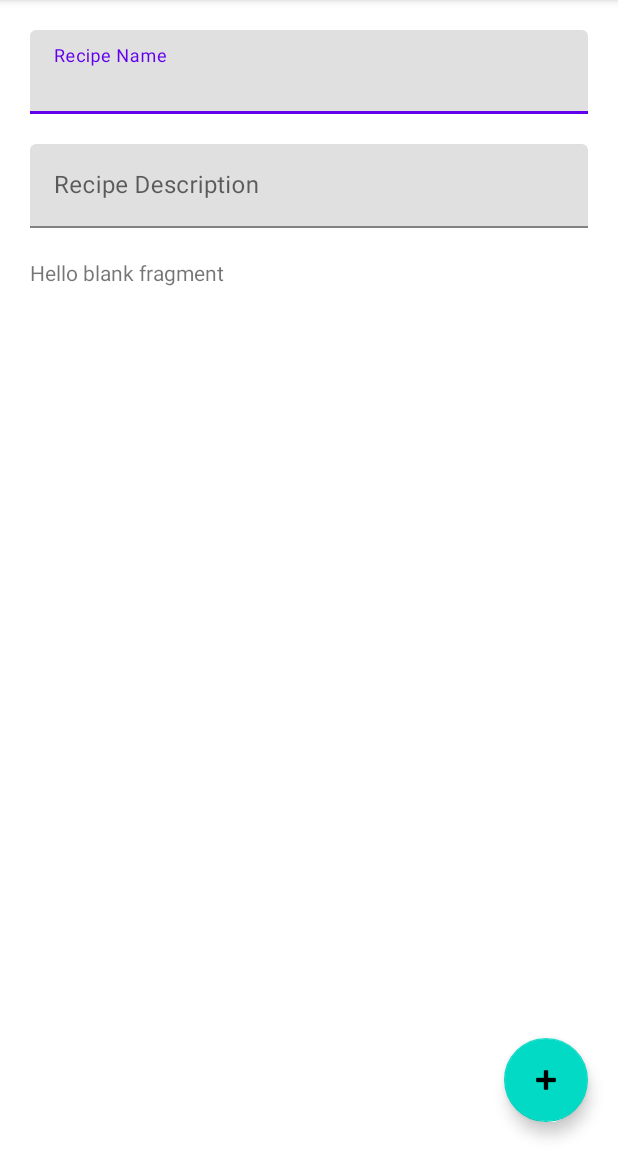
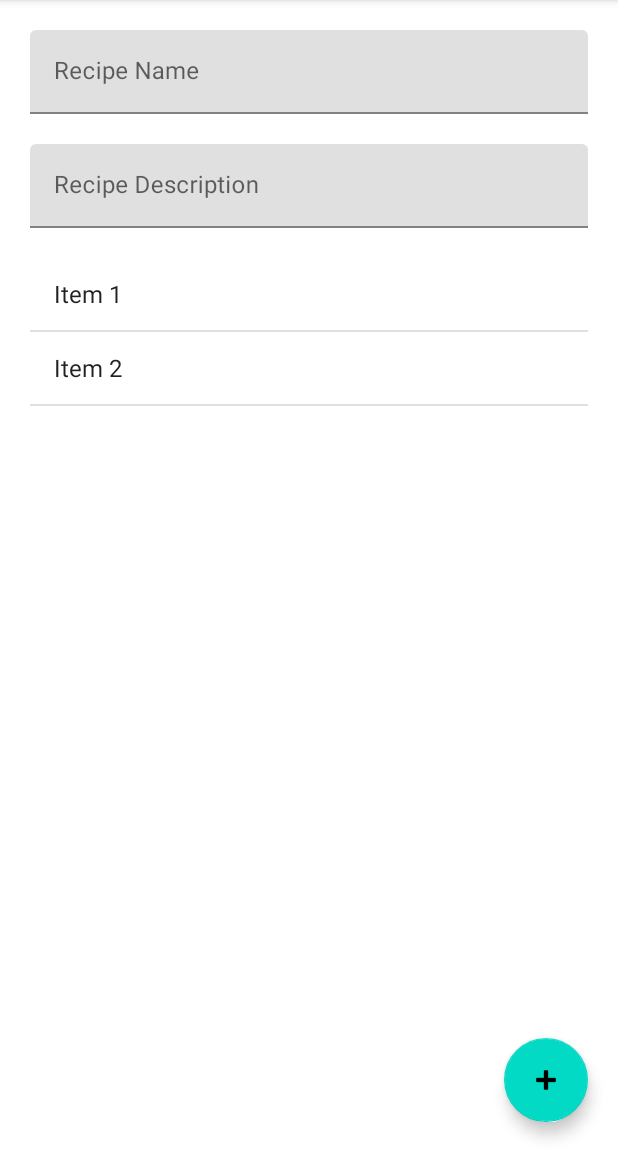
Before and after one commit to ndi1/ShoppingListApp, an Android app: the recipeIngredientFragment screen opened directly, with no data from a screen before it, on a phone screen of 412 x 824 dp, the part 84-1236 px from its top. Run offline under Robolectric (Android 15) with nearby library versions, the phone set to English and light mode, and no system bars.

Commit message:
Modified Recipe Fragment

```diff
--- a/app/src/main/java/com/example/shoppinglistgenerator/recipeIngredientFragment.java
+++ b/app/src/main/java/com/example/shoppinglistgenerator/recipeIngredientFragment.java
@@ -1,30 +1,36 @@
 package com.example.shoppinglistgenerator;
 
 import android.os.Bundle;
+import android.view.LayoutInflater;
+import android.view.View;
+import android.view.ViewGroup;
+import android.widget.ArrayAdapter;
+import android.widget.ListView;
 
 import androidx.fragment.app.Fragment;
 
-import android.view.LayoutInflater;
-import android.view.View;
-import android.view.ViewGroup;
+import java.util.ArrayList;
+import java.util.Arrays;
+import java.util.List;
 
 
 public class recipeIngredientFragment extends Fragment {
 
-    // TODO: Rename parameter arguments, choose names that match
-    // the fragment initialization parameters, e.g. ARG_ITEM_NUMBER
+
+
+
     private static final String ARG_PARAM1 = "param1";
     private static final String ARG_PARAM2 = "param2";
 
-    // TODO: Rename and change types of parameters
+
     private String mParam1;
     private String mParam2;
 
     public recipeIngredientFragment() {
-        // Required empty public constructor
+
     }
 
-    // TODO: Rename and change types and number of parameters
+
     public static recipeIngredientFragment newInstance(String param1, String param2) {
         recipeIngredientFragment fragment = new recipeIngredientFragment();
         Bundle args = new Bundle();
@@ -40,13 +46,32 @@ public class recipeIngredientFragment extends Fragment {
         if (getArguments() != null) {
             mParam1 = getArguments().getString(ARG_PARAM1);
             mParam2 = getArguments().getString(ARG_PARAM2);
+
         }
     }
 
     @Override
     public View onCreateView(LayoutInflater inflater, ViewGroup container,
                              Bundle savedInstanceState) {
+
         // Inflate the layout for this fragment
-        return inflater.inflate(R.layout.fragment_recipe_ingredient, container, false);
+        View view = inflater.inflate(R.layout.fragment_recipe_ingredient, container, false);
+
+
+        //Testing ListView
+        ListView lv = (ListView) view.findViewById (R.id.recipeIngredientListView);
+        String[] items = new String[]{
+                "Item 1",
+                "Item 2",
+        };
+        List<String> item_list = new ArrayList<String>(Arrays.asList(items));
+        ArrayAdapter<String> arrayAdapter = new ArrayAdapter<String>(
+                getActivity(), android.R.layout.simple_list_item_1,items
+        );
+        lv.setAdapter(arrayAdapter);
+
+        return view;
+
+//Testing ListView
     }
 }
--- a/app/src/main/res/layout/fragment_main_daily_recipes.xml
+++ b/app/src/main/res/layout/fragment_main_daily_recipes.xml
@@ -8,11 +8,12 @@ android:layout_height="match_parent"
 tools:context=".mainFragmentDailyRecipes">
 
     <ListView
+        android:id="@+id/dailyRecipeListView"
         android:layout_width="match_parent"
         android:layout_height="match_parent"
-        tools:layout_editor_absoluteX="1dp"
-        tools:layout_editor_absoluteY="1dp"
-        android:id="@+id/dailyRecipeListView"
+        app:layout_constraintBottom_toBottomOf="parent"
 
-        />
+        app:layout_constraintEnd_toEndOf="parent"
+        app:layout_constraintStart_toStartOf="parent"
+        app:layout_constraintTop_toTopOf="parent" />
 </androidx.constraintlayout.widget.ConstraintLayout>
--- a/app/src/main/res/layout/fragment_recipe_ingredient.xml
+++ b/app/src/main/res/layout/fragment_recipe_ingredient.xml
@@ -5,10 +5,8 @@
     android:layout_height="match_parent"
     tools:context=".recipeIngredientFragment">
 
-    <!-- TODO: Update blank fragment layout -->
-    <TextView
+    <ListView
+        android:id="@+id/recipeIngredientListView"
         android:layout_width="match_parent"
-        android:layout_height="match_parent"
-        android:text="@string/hello_blank_fragment" />
-
+        android:layout_height="match_parent" />
 </FrameLayout>
```
